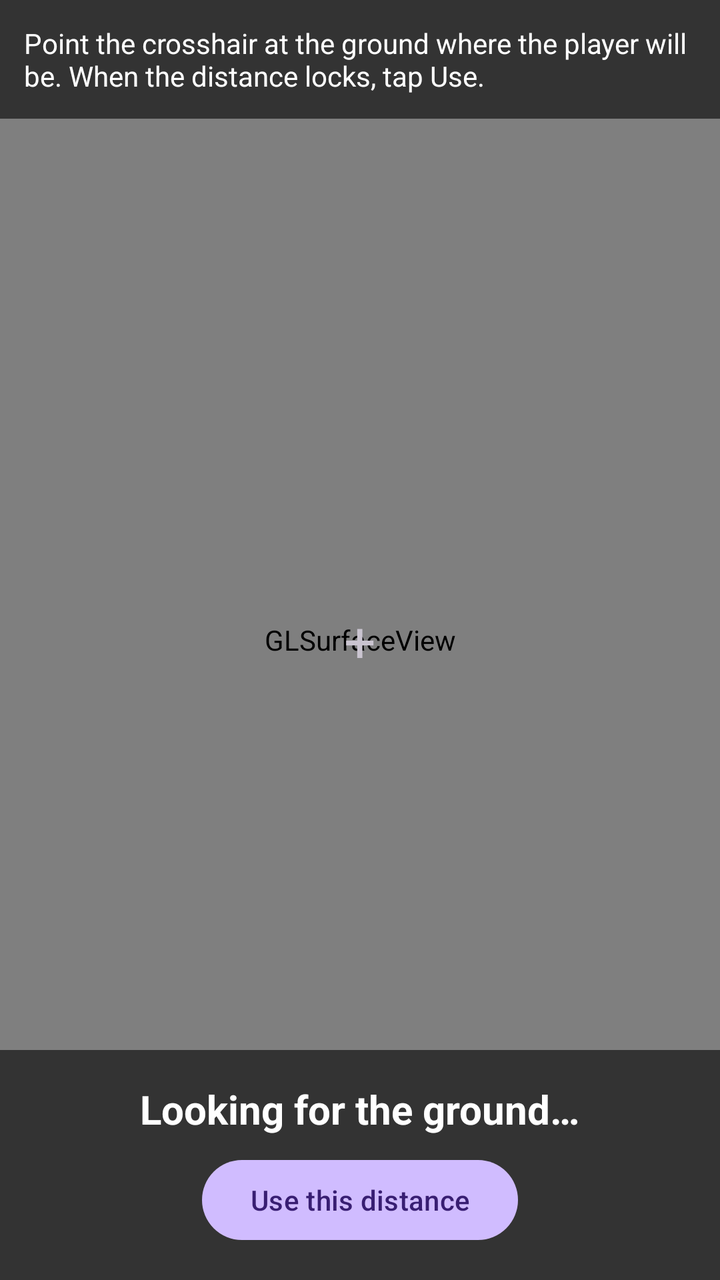
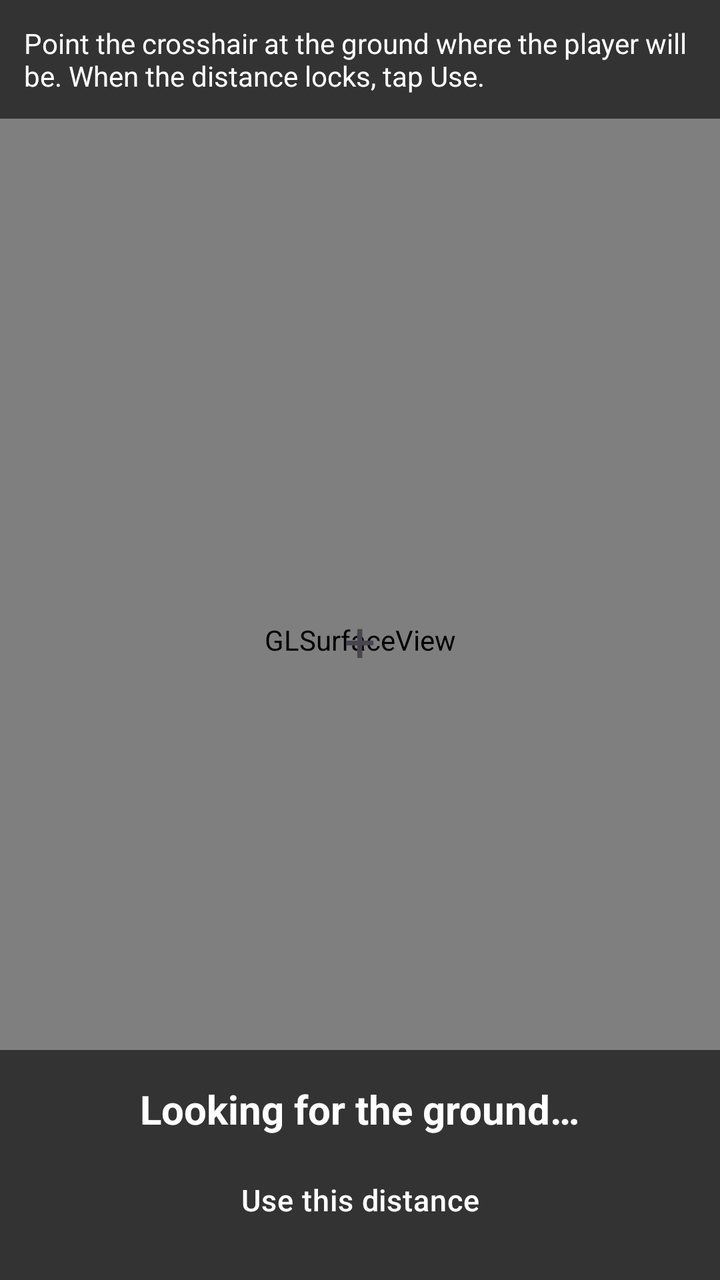

An Android layout rendered at two revisions. The XML below is the earlier revision; the diff shows what the commit changed to produce the second picture.
<!-- AndroidManifest.xml: application theme Theme.MovementTracker -->
<!-- res/layout/activity_ar_calibrate.xml -->
<?xml version="1.0" encoding="utf-8"?>
<FrameLayout xmlns:android="http://schemas.android.com/apk/res/android"
    android:layout_width="match_parent"
    android:layout_height="match_parent">

    <android.opengl.GLSurfaceView
        android:id="@+id/ar_surface"
        android:layout_width="match_parent"
        android:layout_height="match_parent" />

    <TextView
        android:layout_width="wrap_content"
        android:layout_height="wrap_content"
        android:layout_gravity="center"
        android:text="@string/ar_crosshair"
        android:textSize="28sp" />

    <TextView
        android:id="@+id/ar_hint"
        android:layout_width="match_parent"
        android:layout_height="wrap_content"
        android:layout_gravity="top"
        android:background="#99000000"
        android:padding="12dp"
        android:text="@string/ar_instructions"
        android:textColor="#FFFFFF"
        android:textSize="14sp" />

    <LinearLayout
        android:layout_width="match_parent"
        android:layout_height="wrap_content"
        android:layout_gravity="bottom"
        android:background="#99000000"
        android:gravity="center"
        android:orientation="vertical"
        android:padding="16dp">

        <TextView
            android:id="@+id/ar_distance"
            android:layout_width="wrap_content"
            android:layout_height="wrap_content"
            android:text="@string/ar_searching"
            android:textColor="#FFFFFF"
            android:textSize="20sp"
            android:textStyle="bold" />

        <Button
            android:id="@+id/btn_ar_use"
            android:layout_width="wrap_content"
            android:layout_height="wrap_content"
            android:layout_marginTop="8dp"
            android:text="@string/btn_ar_use" />
    </LinearLayout>
</FrameLayout>
<!-- resources referenced by this layout -->
<resources>
  <string name="ar_crosshair">+</string>
  <string name="ar_instructions">Point the crosshair at the ground where the player will be. When the distance locks, tap Use.</string>
  <string name="ar_searching">Looking for the ground…</string>
  <string name="btn_ar_use">Use this distance</string>
  <style name="Theme.MovementTracker" parent="Theme.Material3.Dark.NoActionBar">
          <item name="android:statusBarColor">@android:color/black</item>
      </style>
</resources>

<!-- the commit's change to res/layout/activity_ar_calibrate.xml (unified diff, before → after) -->
@@ -49,6 +49,7 @@
             android:layout_width="wrap_content"
             android:layout_height="wrap_content"
             android:layout_marginTop="8dp"
-            android:text="@string/btn_ar_use" />
+            android:text="@string/btn_ar_use"
+            android:textColor="#FFFFFF" />
     </LinearLayout>
 </FrameLayout>
<!-- resource entries referenced after the edit -->
@@ -4,8 +4,25 @@
   <string name="ar_instructions">Point the crosshair at the ground where the player will be. When the distance locks, tap Use.</string>
   <string name="ar_searching">Looking for the ground…</string>
   <string name="btn_ar_use">Use this distance</string>
-  <style name="Theme.MovementTracker" parent="Theme.Material3.Dark.NoActionBar">
-          <item name="android:statusBarColor">@android:color/black</item>
+  <style name="Theme.MovementTracker" parent="Theme.Material3.Light.NoActionBar">
+          <item name="colorPrimary">@color/accent</item>
+          <item name="colorSecondary">@color/accent</item>
+          <item name="android:windowBackground">@color/background</item>
+          <item name="android:statusBarColor">@color/background</item>
+          <item name="android:windowLightStatusBar">true</item>
+          <item name="android:navigationBarColor">@color/background</item>
+          <item name="android:textColorPrimary">@color/text_primary</item>
+          <item name="android:textColorSecondary">@color/text_secondary</item>
+          <item name="materialButtonStyle">@style/Widget.MovementTracker.Button</item>
+      </style>
+  <color name="accent">#0E6B4A</color>
+  <color name="background">#FAFAF8</color>
+  <color name="text_primary">#1B1B1B</color>
+  <color name="text_secondary">#6E6E6E</color>
+  <style name="Widget.MovementTracker.Button" parent="Widget.Material3.Button.TextButton">
+          <item name="android:textColor">@color/accent</item>
+          <item name="android:textSize">15sp</item>
+          <item name="android:letterSpacing">0.02</item>
       </style>
 </resources>
 
